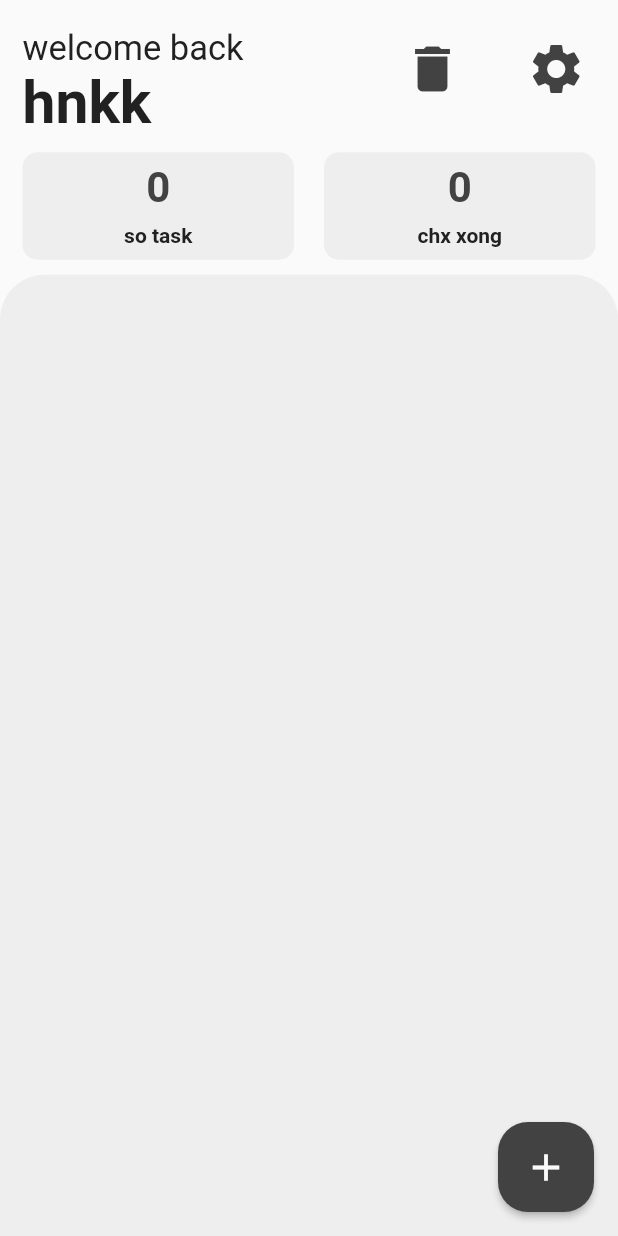
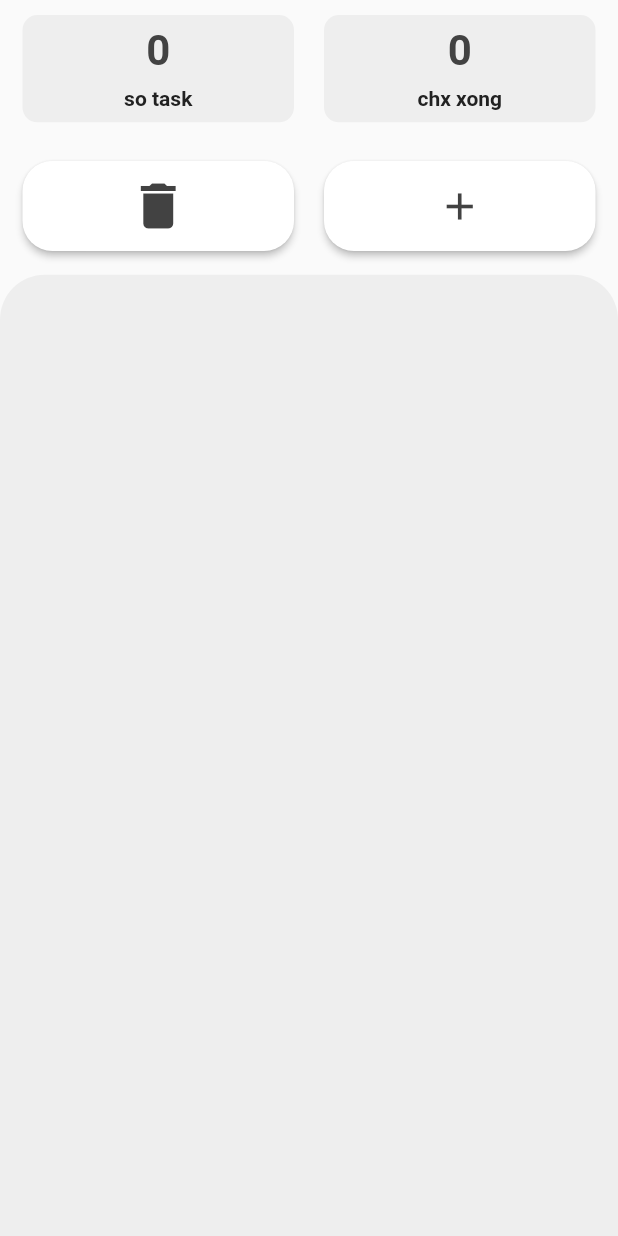
Before and after one commit to luunguyentankhai/focus_app, a Flutter app: the screen it shows after launch, on a phone screen of 412 x 824 dp. Run offline on Flutter 3.47's test engine with Material 2 defaults, Android fonts, the phone set to English and light mode, and no system bars.

Commit message:
sửa lại cho đẹp

```diff
--- a/lib/views/header_view.dart
+++ b/lib/views/header_view.dart
@@ -1,8 +1,9 @@
 import 'package:flutter/material.dart';
 import 'package:focus_app/views/bottom_sheets/delete_bottom_sheet_view.dart';
-import 'package:focus_app/views/bottom_sheets/settings_bottom_sheet_view.dart';
 import 'package:focus_app/views_models/app_view_model.dart';
 import 'package:provider/provider.dart';
+import 'bottom_sheets/add_task_bottom_sheet_view.dart';
+import 'package:flutter/services.dart';
 
 class HeaderView extends StatelessWidget {
   const HeaderView({super.key});
@@ -11,62 +12,24 @@ class HeaderView extends StatelessWidget {
   Widget build(BuildContext context) {
     return Consumer<AppViewModel>(
       builder: (context, viewModel, child) {
-        return Row(
+        return Container(
+          margin: EdgeInsets.fromLTRB(15, 10, 15, 10),
+          child: Row(
             children: [
-            Expanded(
-                flex: 3,
-                child: Column(
-                  children: [
-                    Expanded(
-                      flex: 1,
-                      child: Container(
-                        margin: EdgeInsets.only(left: 15),
-                        child: Column(
-                          children: [
-                            Expanded(
-                              flex: 2,
-                              child: Align(
-                                alignment: Alignment.bottomLeft,
-                                child: FittedBox(
-                                  fit: BoxFit.fitHeight,
-                                  child: Text(
-                                    'welcome back',
-                                    style: TextStyle(
-                                        fontSize: 23,
-                                        fontWeight: FontWeight.w400,
-                                        color: viewModel.clrLv4),
-                                  ),
-                                ),
-                              ),
-                            ),
-                            Expanded(
-                              flex: 2,
-                              child: Align(
-                                alignment: Alignment.topLeft,
-                                child: FittedBox(
-                                  fit: BoxFit.fitHeight,
-                                  child: Text(
-                                    viewModel.username,
-                                    style: TextStyle(
-                                        fontSize: 42,
-                                        fontWeight: FontWeight.bold,
-                                        color: viewModel.clrLv4),
-                                  ),
-                                ),
-                              ),
-                            ),
-                          ],
-                        ),
-                      ),
-                    )
-                  ],
-                )),
               // trash icon
               Expanded(
                 flex: 1,
-              child: InkWell(
-                onTap: () {
-                  viewModel.bottomSheetBuilder(DeleteBottomSheetView(), context);
+                child: SizedBox(
+                  height: 60,
+                  child: ElevatedButton(
+                    style: ElevatedButton.styleFrom(
+                        backgroundColor: Colors.white,
+                        foregroundColor: Colors.white,
+                        shape: RoundedRectangleBorder(
+                            borderRadius: BorderRadius.circular(20))),
+                    onPressed: () {
+                      viewModel.bottomSheetBuilder(
+                          DeleteBottomSheetView(), context);
                     },
                     child: Icon(
                       Icons.delete,
@@ -75,19 +38,35 @@ class HeaderView extends StatelessWidget {
                     ),
                   ),
                 ),
+              ),
+              SizedBox(
+                width: 20,
+              ),
               Expanded(
-              child: InkWell(
-                onTap: () {
-                  viewModel.bottomSheetBuilder(SettingsBottomSheetView(), context);
+                flex: 1,
+                child: SizedBox(
+                  height: 60,
+                  child: ElevatedButton(
+                    style: ElevatedButton.styleFrom(
+                        backgroundColor: Colors.white,
+                        foregroundColor: Colors.white,
+                        shape: RoundedRectangleBorder(
+                            borderRadius: BorderRadius.circular(20))),
+                    onPressed: () {
+                      HapticFeedback.mediumImpact();
+                      viewModel.bottomSheetBuilder(
+                          const AddTaskBottomSheetView(), context);
                     },
                     child: Icon(
-                  Icons.settings,
+                      Icons.add,
                       color: viewModel.clrLv3,
-                  size: 40,
+                      size: 30,
+                    ),
                   ),
                 ),
               ),
             ],
+          ),
         );
       },
     );
--- a/lib/views/task_page.dart
+++ b/lib/views/task_page.dart
@@ -1,5 +1,4 @@
 import 'package:flutter/material.dart';
-import 'package:focus_app/views/add_task_view.dart';
 import 'package:focus_app/views/header_view.dart';
 import 'package:focus_app/views/task_info_view.dart';
 import 'package:focus_app/views/task_list_view.dart';
@@ -14,21 +13,21 @@ class TaskPage extends StatelessWidget {
         bottom: false,
         child: Column(
           children: [
+             // Task Info View
+            Expanded(
+              flex: 1,
+              child: TaskInfoView(),
+            ),
             // Header View
             Expanded(
               flex: 1,
               child: HeaderView(),
-              ),
-              // Task Info View
-              Expanded(
-                flex: 1,
-                child: TaskInfoView(),
             ),
             // Task List View
             Expanded(flex: 7, child: TaskListView()),
           ],
         ),
       ),
-        floatingActionButton: const AddTaskView());
+    );
   }
 }
--- a/pubspec.yaml
+++ b/pubspec.yaml
@@ -27,6 +27,7 @@ dependencies:
   # The following adds the Cupertino Icons font to your application.
   # Use with the CupertinoIcons class for iOS style icons.
   cupertino_icons: ^1.0.2
+  provider: ^6.0.5
 
 dev_dependencies:
   flutter_test:
```
Also changed, not shown: lib/views/bottom_sheets/settings_bottom_sheet_view.dart (deleted, +0 -51 lines), pubspec.lock. Lines whose indentation alone changed are shown as unchanged.
